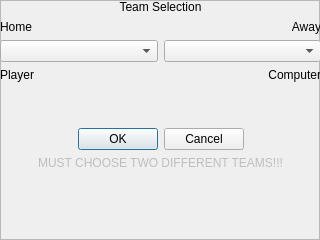
Above: teamSelectionFrame.ui from rochford/cutefootball before the change. Below: the same form after it.
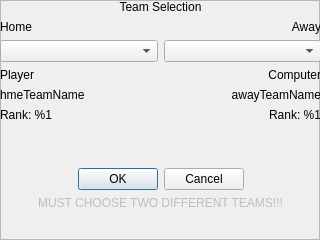
That is the form after the change.

Commit message:
Pause & continue implementation - soccer_package.pkg file can be used to create a complete package - each frame shows/hides itself soccer.pro - restricted to certain devices team ranking now displayed in TeamSelection frame.
Pause/continue still needs more work

Patch:
```diff
--- a/teamSelectionFrame.ui
+++ b/teamSelectionFrame.ui
@@ -39,7 +39,7 @@
         <item row="2" column="1">
          <widget class="QComboBox" name="m_awayTeamComboBox"/>
         </item>
-        <item row="4" column="1">
+        <item row="6" column="1">
          <spacer name="verticalSpacer">
           <property name="orientation">
            <enum>Qt::Vertical</enum>
@@ -75,6 +75,26 @@
           </property>
          </widget>
         </item>
+        <item row="4" column="1">
+         <widget class="QLabel" name="m_awayTeamName">
+          <property name="text">
+           <string notr="true">awayTeamName</string>
+          </property>
+          <property name="alignment">
+           <set>Qt::AlignRight|Qt::AlignTrailing|Qt::AlignVCenter</set>
+          </property>
+         </widget>
+        </item>
+        <item row="5" column="1">
+         <widget class="QLabel" name="m_awayTeamRank">
+          <property name="text">
+           <string notr="true">Rank: %1</string>
+          </property>
+          <property name="alignment">
+           <set>Qt::AlignRight|Qt::AlignTrailing|Qt::AlignVCenter</set>
+          </property>
+         </widget>
+        </item>
        </layout>
       </item>
       <item row="1" column="0">
@@ -92,7 +112,7 @@
         <item row="2" column="0">
          <widget class="QComboBox" name="m_homeTeamComboBox"/>
         </item>
-        <item row="4" column="0">
+        <item row="6" column="0">
          <spacer name="verticalSpacer_2">
           <property name="orientation">
            <enum>Qt::Vertical</enum>
@@ -112,6 +132,20 @@
           </property>
          </widget>
         </item>
+        <item row="4" column="0">
+         <widget class="QLabel" name="m_homeTeamName">
+          <property name="text">
+           <string notr="true">hmeTeamName</string>
+          </property>
+         </widget>
+        </item>
+        <item row="5" column="0">
+         <widget class="QLabel" name="m_homeTeamRank">
+          <property name="text">
+           <string notr="true">Rank: %1</string>
+          </property>
+         </widget>
+        </item>
        </layout>
       </item>
       <item row="4" column="0" colspan="2">
```
The commit also changes 31 other files.
